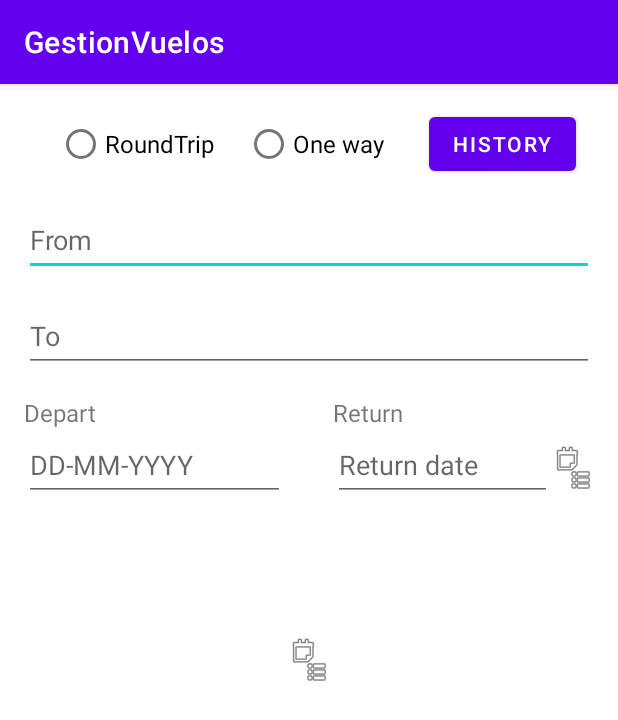
After one commit to braiso-22/GestionVuelos, an Android app: the FligthsActivity screen opened directly, with no data from a screen before it, on a phone screen of 412 x 824 dp. The commit adds this screen. Shown: the top 720 px of the screen. Run offline under Robolectric (Android 15) with nearby library versions, the phone set to English and light mode, and no system bars.

Commit message:
vista aviones empezada

```diff
--- a/app/src/main/AndroidManifest.xml
+++ b/app/src/main/AndroidManifest.xml
@@ -10,6 +10,12 @@
         android:supportsRtl="true"
         android:theme="@style/Theme.GestionVuelos">
         <activity
+            android:name=".LoginActivity"
+            android:exported="true" />
+        <activity
+            android:name=".FligthsActivity"
+            android:exported="true" />
+        <activity
             android:name=".MainActivity"
             android:exported="true">
             <intent-filter>
--- /dev/null
+++ b/app/src/main/java/com/example/gestionvuelos/FligthsActivity.java
@@ -0,0 +1,14 @@
+package com.example.gestionvuelos;
+
+import androidx.appcompat.app.AppCompatActivity;
+
+import android.os.Bundle;
+
+public class FligthsActivity extends AppCompatActivity {
+
+    @Override
+    protected void onCreate(Bundle savedInstanceState) {
+        super.onCreate(savedInstanceState);
+        setContentView(R.layout.activity_fligths);
+    }
+}
--- /dev/null
+++ b/app/src/main/java/com/example/gestionvuelos/LoginActivity.java
@@ -0,0 +1,14 @@
+package com.example.gestionvuelos;
+
+import androidx.appcompat.app.AppCompatActivity;
+
+import android.os.Bundle;
+
+public class LoginActivity extends AppCompatActivity {
+
+    @Override
+    protected void onCreate(Bundle savedInstanceState) {
+        super.onCreate(savedInstanceState);
+        setContentView(R.layout.activity_login);
+    }
+}
--- /dev/null
+++ b/app/src/main/res/layout/activity_fligths.xml
@@ -0,0 +1,169 @@
+<?xml version="1.0" encoding="utf-8"?>
+<androidx.constraintlayout.widget.ConstraintLayout xmlns:android="http://schemas.android.com/apk/res/android"
+    xmlns:app="http://schemas.android.com/apk/res-auto"
+    xmlns:tools="http://schemas.android.com/tools"
+    android:layout_width="match_parent"
+    android:layout_height="match_parent"
+    tools:context=".FligthsActivity">
+
+    <ImageButton
+        android:id="@+id/imageButton2"
+        android:layout_width="match_parent"
+        android:layout_height="match_parent"
+        android:layout_weight="1"
+        android:backgroundTint="@color/white"
+        android:minWidth="48dp"
+        android:src="@android:drawable/ic_menu_agenda"
+        tools:ignore="TouchTargetSizeCheck"
+        tools:layout_editor_absoluteX="231dp"
+        tools:layout_editor_absoluteY="511dp" />
+
+    <RadioGroup
+        android:id="@+id/radioGroup"
+        android:layout_width="wrap_content"
+        android:layout_height="wrap_content"
+        android:layout_marginStart="16dp"
+        android:layout_marginTop="16dp"
+        android:orientation="horizontal"
+        app:layout_constraintEnd_toStartOf="@+id/button"
+        app:layout_constraintStart_toStartOf="parent"
+        app:layout_constraintTop_toTopOf="parent">
+
+        <RadioButton
+            android:id="@+id/radioButton"
+            android:layout_width="wrap_content"
+            android:layout_height="wrap_content"
+            android:layout_marginStart="10dp"
+            android:layout_marginEnd="10dp"
+            android:text="@string/roundtrip"
+            android:textSize="16sp" />
+
+        <RadioButton
+            android:id="@+id/radioButton2"
+            android:layout_width="wrap_content"
+            android:layout_height="wrap_content"
+            android:layout_marginStart="10dp"
+            android:layout_marginEnd="10dp"
+            android:text="@string/one_way"
+            android:textSize="16sp" />
+
+
+    </RadioGroup>
+
+    <Button
+        android:id="@+id/button"
+        android:layout_width="wrap_content"
+        android:layout_height="wrap_content"
+        android:layout_marginStart="8dp"
+        android:layout_marginEnd="16dp"
+        android:text="@string/history"
+        app:layout_constraintEnd_toEndOf="parent"
+        app:layout_constraintStart_toEndOf="@+id/radioGroup"
+        app:layout_constraintTop_toTopOf="@+id/radioGroup" />
+
+    <EditText
+        android:id="@+id/editTextTextPersonName"
+        android:layout_width="0dp"
+        android:layout_height="wrap_content"
+        android:layout_marginStart="16dp"
+        android:layout_marginTop="16dp"
+        android:layout_marginEnd="16dp"
+        android:ems="10"
+        android:hint="@string/from"
+        android:inputType="textPersonName"
+        android:minHeight="48dp"
+        app:layout_constraintEnd_toEndOf="parent"
+        app:layout_constraintStart_toStartOf="parent"
+        app:layout_constraintTop_toBottomOf="@+id/radioGroup"
+        android:autofillHints="" />
+
+    <EditText
+        android:id="@+id/editTextTextPersonName2"
+        android:layout_width="0dp"
+        android:layout_height="wrap_content"
+        android:layout_marginStart="16dp"
+        android:layout_marginTop="16dp"
+        android:layout_marginEnd="16dp"
+        android:ems="10"
+        android:hint="@string/to"
+        android:inputType="textPersonName"
+        android:minHeight="48dp"
+        app:layout_constraintEnd_toEndOf="parent"
+        app:layout_constraintStart_toStartOf="parent"
+        app:layout_constraintTop_toBottomOf="@+id/editTextTextPersonName"
+        android:autofillHints="" />
+
+    <TextView
+        android:id="@+id/textView2"
+        android:layout_width="0dp"
+        android:layout_height="wrap_content"
+        android:layout_marginStart="16dp"
+        android:layout_marginTop="16dp"
+        android:layout_marginEnd="16dp"
+        android:text="@string/depart"
+        android:textSize="16sp"
+        app:layout_constraintEnd_toStartOf="@+id/textView3"
+        app:layout_constraintStart_toStartOf="parent"
+        app:layout_constraintTop_toBottomOf="@+id/editTextTextPersonName2" />
+
+    <TextView
+        android:id="@+id/textView3"
+        android:layout_width="0dp"
+        android:layout_height="wrap_content"
+        android:layout_marginStart="16dp"
+        android:layout_marginTop="16dp"
+        android:layout_marginEnd="16dp"
+        android:text="@string/returni"
+        android:textSize="16sp"
+        app:layout_constraintEnd_toEndOf="parent"
+        app:layout_constraintStart_toEndOf="@+id/textView2"
+        app:layout_constraintTop_toBottomOf="@+id/editTextTextPersonName2" />
+
+    <LinearLayout
+        android:layout_width="0dp"
+        android:layout_height="wrap_content"
+        android:orientation="horizontal"
+        app:layout_constraintEnd_toEndOf="@+id/textView2"
+        app:layout_constraintStart_toStartOf="@+id/textView2"
+        app:layout_constraintTop_toBottomOf="@+id/textView2">
+
+        <EditText
+            android:id="@+id/editTextDate"
+            android:layout_width="match_parent"
+            android:layout_height="wrap_content"
+            android:layout_weight="1"
+            android:ems="10"
+            android:hint="DD-MM-YYYY"
+            android:inputType="date"
+            android:minHeight="48dp" />
+
+    </LinearLayout>
+
+    <LinearLayout
+        android:layout_width="0dp"
+        android:layout_height="wrap_content"
+        android:orientation="horizontal"
+        app:layout_constraintEnd_toEndOf="@+id/textView3"
+        app:layout_constraintStart_toStartOf="@+id/textView3"
+        app:layout_constraintTop_toBottomOf="@+id/textView3">
+
+        <EditText
+            android:id="@+id/editTextDate2"
+            android:layout_width="wrap_content"
+            android:layout_height="wrap_content"
+            android:ems="10"
+            android:hint="Return date"
+            android:layout_weight="1"
+            android:inputType="date"
+            android:minHeight="48dp"/>
+
+        <ImageButton
+            android:id="@+id/imageButton3"
+            android:layout_width="wrap_content"
+            android:layout_height="wrap_content"
+            android:layout_weight="1"
+            android:backgroundTint="@color/white"
+            android:src="@android:drawable/ic_menu_agenda" />
+    </LinearLayout>
+
+</androidx.constraintlayout.widget.ConstraintLayout>
--- /dev/null
+++ b/app/src/main/res/layout/activity_login.xml
@@ -0,0 +1,9 @@
+<?xml version="1.0" encoding="utf-8"?>
+<androidx.constraintlayout.widget.ConstraintLayout xmlns:android="http://schemas.android.com/apk/res/android"
+    xmlns:app="http://schemas.android.com/apk/res-auto"
+    xmlns:tools="http://schemas.android.com/tools"
+    android:layout_width="match_parent"
+    android:layout_height="match_parent"
+    tools:context=".LoginActivity">
+
+</androidx.constraintlayout.widget.ConstraintLayout>
--- a/app/src/main/res/values/strings.xml
+++ b/app/src/main/res/values/strings.xml
@@ -1,3 +1,10 @@
 <resources>
     <string name="app_name">GestionVuelos</string>
+    <string name="roundtrip">RoundTrip</string>
+    <string name="one_way">One way</string>
+    <string name="history">History</string>
+    <string name="depart">Depart</string>
+    <string name="from">From</string>
+    <string name="to">To</string>
+    <string name="returni">Return</string>
 </resources>
```
